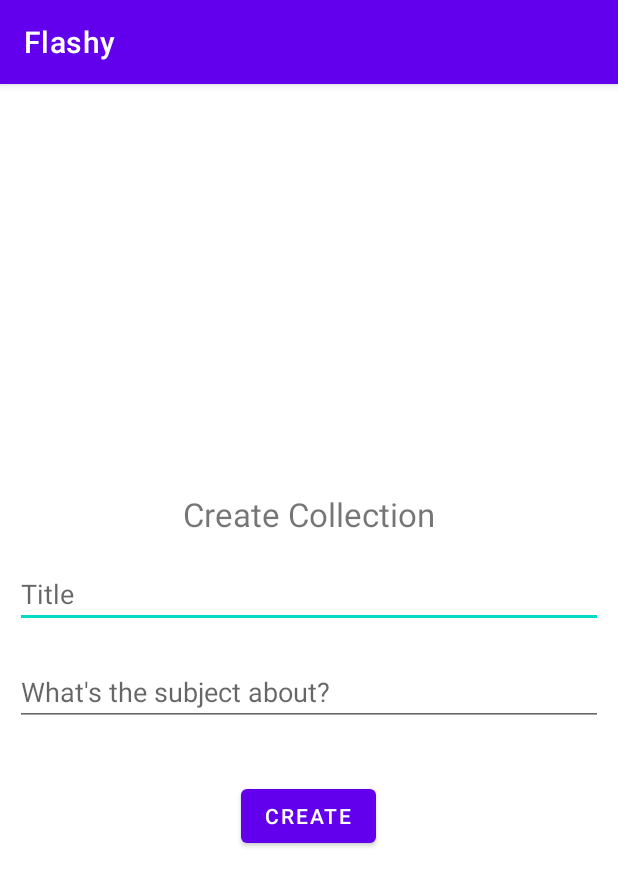
After one commit to Codepath-Android-Group20/Flashy, an Android app: the CreateCollectionActivity screen opened directly, with no data from a screen before it, on a phone screen of 412 x 824 dp. The commit adds this screen. Shown: the top 886 px of the screen. Run offline under Robolectric (Android 15) with nearby library versions, the phone set to English and light mode, and no system bars; libraries missing offline, so code that uses them is left out: com.parse.

Commit message:
create-collection

```diff
--- a/app/src/main/AndroidManifest.xml
+++ b/app/src/main/AndroidManifest.xml
@@ -9,6 +9,9 @@
         android:roundIcon="@mipmap/ic_launcher_round"
         android:supportsRtl="true"
         android:theme="@style/Theme.Flashy">
+        <activity
+            android:name=".CreateCollectionActivity"
+            android:exported="false" />
         <activity
             android:name=".ResultsActivity"
             android:exported="true"
--- a/app/src/main/java/com/codepath/flashy/CollectionAdapter.kt
+++ b/app/src/main/java/com/codepath/flashy/CollectionAdapter.kt
@@ -24,9 +24,9 @@ class CollectionAdapter(private val context: Context,
         val context = parent.context
         val inflater = LayoutInflater.from(context)
         // Inflate the custom layout
-        val contactView = inflater.inflate(android.R.layout.simple_list_item_1, parent, false)
+        val view = inflater.inflate(android.R.layout.simple_list_item_1, parent, false)
         // Return a new holder instance
-        return ViewHolder(contactView)
+        return ViewHolder(view)
     }
 
     override fun onBindViewHolder(holder: CollectionAdapter.ViewHolder, position: Int) {
--- /dev/null
+++ b/app/src/main/java/com/codepath/flashy/CreateCollectionActivity.kt
@@ -0,0 +1,57 @@
+package com.codepath.flashy
+
+import androidx.appcompat.app.AppCompatActivity
+import android.os.Bundle
+import android.util.Log
+import android.widget.Button
+import android.widget.EditText
+import android.widget.RatingBar
+import android.widget.Toast
+import com.codepath.flashy.models.Collection
+import com.parse.ParseUser
+
+class CreateCollectionActivity : AppCompatActivity() {
+
+    override fun onCreate(savedInstanceState: Bundle?) {
+        super.onCreate(savedInstanceState)
+        setContentView(R.layout.activity_create_collection)
+
+        findViewById<Button>(R.id.btn_create).setOnClickListener {
+            // get the subject title that the user input
+            val author = ParseUser.getCurrentUser()
+            val title = findViewById<EditText>(R.id.et_title).text.toString()
+            val description = findViewById<EditText>(R.id.et_description).text.toString()
+//            val rating = findViewById<RatingBar>(R.id.rbVoteAvarage).rating.toDouble()
+
+            if (!title.isEmpty() && !title.isEmpty()) {
+                createCollection(author, title, description)
+            } else {
+                Toast.makeText(this, "title and description must not be null", Toast.LENGTH_SHORT).show()
+            }
+        }
+    }
+
+    private fun createCollection(author: ParseUser, title: String, description: String) {
+        val collection = Collection()
+        collection.setAuthor(author)
+        collection.setTitle(title)
+        collection.setDescription(description)
+        collection.saveInBackground { e ->
+            if (e != null) {
+                // somethiong has went wrong
+                Log.e(TAG, "Error while saving post")
+                e.printStackTrace()
+                // show toast to tell user something went wrong with saving post
+
+            } else {
+                Log.i(TAG, "Succeessfully save post")
+                // TODO: resetting the EditText field to be empty
+                // TODO: reset the ImageView to empty
+            }
+        }
+    }
+
+    companion object {
+        const val TAG = "CreateCollection"
+    }
+}
--- /dev/null
+++ b/app/src/main/res/layout/activity_create_collection.xml
@@ -0,0 +1,50 @@
+<?xml version="1.0" encoding="utf-8"?>
+<LinearLayout xmlns:android="http://schemas.android.com/apk/res/android"
+    xmlns:tools="http://schemas.android.com/tools"
+    android:layout_width="match_parent"
+    android:layout_height="match_parent"
+    xmlns:app="http://schemas.android.com/apk/res-auto"
+    android:gravity="center"
+    android:padding="10dp"
+    android:orientation="vertical"
+    tools:context=".CreateCollectionActivity">
+
+    <TextView
+        android:id="@+id/tvCreatSet"
+        android:layout_width="wrap_content"
+        android:layout_height="wrap_content"
+        android:textSize="22sp"
+        android:layout_margin="16dp"
+        android:text="Create Collection" />
+
+    <EditText
+        android:id="@+id/et_title"
+        android:layout_width="match_parent"
+        android:layout_height="wrap_content"
+        android:hint="Title"
+        android:layout_marginBottom="20dp"
+        >
+    </EditText>
+
+    <EditText
+        android:id="@+id/et_description"
+        android:layout_width="match_parent"
+        android:layout_height="wrap_content"
+        android:hint="What's the subject about?"
+        android:layout_marginBottom="20dp"
+        >
+    </EditText>
+
+    <Button
+        android:id="@+id/btn_create"
+        android:layout_width="wrap_content"
+        android:layout_height="wrap_content"
+        android:layout_marginTop="16dp"
+        android:text="Create"
+        app:layout_constraintBottom_toBottomOf="parent"
+        app:layout_constraintEnd_toEndOf="parent"
+        app:layout_constraintStart_toStartOf="parent"
+        app:layout_constraintTop_toTopOf="parent" />
+
+
+</LinearLayout>
```
Also changed, not shown: app/src/main/java/com/codepath/flashy/CollectionActivity.kt (+62 -6 lines), app/src/main/java/com/codepath/flashy/Fragments/MyCollectionFragment.kt (+20 -13 lines), app/src/main/java/com/codepath/flashy/MainActivity.kt (+5 -5 lines), app/src/main/java/com/codepath/flashy/models/Flashcard.kt (+7 -6 lines), app/src/main/res/layout/activity_collection.xml (+16 -1 lines).
